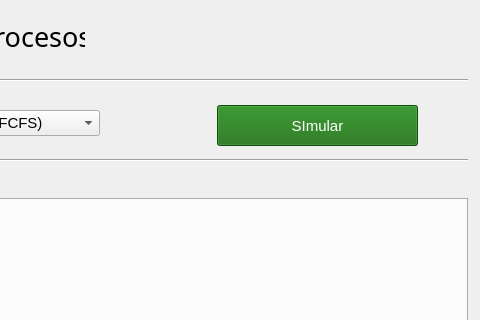
oaaees/CPU-Scheduler-Simulator, file mainwindow.ui: the form before one commit; both pictures show x 833 to 1313 and y 0 to 320 of the 1313 by 699 pixel window.
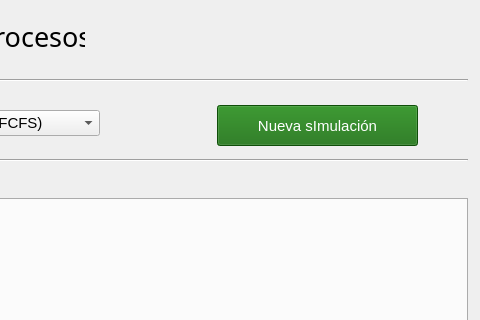
The form after the commit.

```diff
--- a/mainwindow.ui
+++ b/mainwindow.ui
@@ -112,7 +112,7 @@
 </string>
     </property>
     <property name="text">
-     <string>SImular</string>
+     <string>Nueva sImulación</string>
     </property>
    </widget>
    <widget class="Line" name="line">
```
